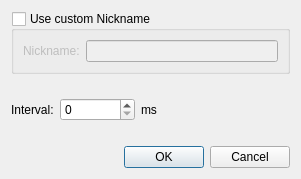
Qt form scripts/rotateNick/dialog.ui (Bluscream/pyTSon_plugins) before a commit.
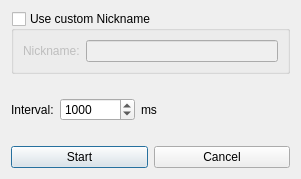
The same form after that commit.

```diff
--- a/scripts/rotateNick/dialog.ui
+++ b/scripts/rotateNick/dialog.ui
@@ -60,6 +60,15 @@
          <height>0</height>
         </size>
        </property>
+       <property name="maximum">
+        <number>999999999</number>
+       </property>
+       <property name="singleStep">
+        <number>500</number>
+       </property>
+       <property name="value">
+        <number>1000</number>
+       </property>
       </widget>
      </item>
      <item>
@@ -85,11 +94,22 @@
     </layout>
    </item>
    <item>
-    <widget class="QDialogButtonBox" name="buttonBox">
-     <property name="standardButtons">
-      <set>QDialogButtonBox::Cancel|QDialogButtonBox::Ok</set>
-     </property>
-    </widget>
+    <layout class="QHBoxLayout" name="horizontalLayout_3">
+     <item>
+      <widget class="QPushButton" name="btn_start">
+       <property name="text">
+        <string>Start</string>
+       </property>
+      </widget>
+     </item>
+     <item>
+      <widget class="QPushButton" name="btn_cancel">
+       <property name="text">
+        <string>Cancel</string>
+       </property>
+      </widget>
+     </item>
+    </layout>
    </item>
   </layout>
  </widget>
```
